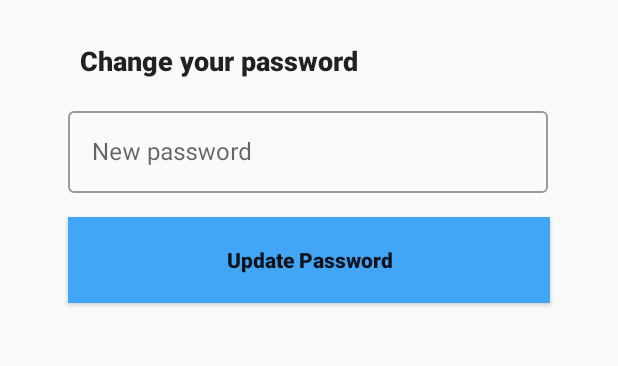
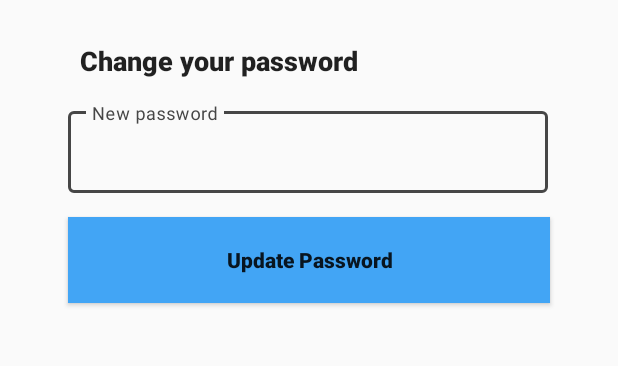
Before and after one commit to QuynhAi/uDeal, an Android app: the fragment ChangePasswordFragment placed in its activity, after a tap on "Update Password", on a phone screen of 412 x 824 dp, the part 327-693 px from its top. Run offline under Robolectric (Android 15) with nearby library versions, the phone set to English and light mode, and no system bars.

Commit message:
fixed login

```diff
--- a/app/src/main/java/edu/tacoma/uw/udeal/ChangePasswordFragment.java
+++ b/app/src/main/java/edu/tacoma/uw/udeal/ChangePasswordFragment.java
@@ -13,6 +13,7 @@ import androidx.appcompat.app.AppCompatActivity;
 import androidx.appcompat.widget.Toolbar;
 import androidx.fragment.app.Fragment;
 
+import android.text.TextUtils;
 import android.util.Log;
 import android.view.LayoutInflater;
 import android.view.Menu;
@@ -35,6 +36,7 @@ import java.net.URL;
 
 import model.EmailItem;
 import model.NewPassEmail;
+import model.UserRegister;
 
 
 /**
@@ -85,7 +87,13 @@ public class ChangePasswordFragment extends Fragment {
         updateBtn.setOnClickListener(new View.OnClickListener(){
             public void onClick(View v){
                 String password = myPassword.getText().toString();
-                onUpdatePassword(password);
+                if (TextUtils.isEmpty(password) || password.length() < 6){
+                    Toast.makeText(v.getContext(), "Enter valid password (at least 6 characters)",
+                            Toast.LENGTH_LONG).show();
+                    myPassword.requestFocus();
+                } else {
+                    onUpdatePassword(password);
+                }
             }
         });
         return view;
@@ -169,6 +177,7 @@ public class ChangePasswordFragment extends Fragment {
                     String email = settings.getString(getString(R.string.email), "");
                     NewPassEmail item = new NewPassEmail(name, email);
                     emailNotice(item);
+                    myPassword.setText("");
                     Toast.makeText(getActivity(), "Password updated successfully.", Toast.LENGTH_SHORT).show();
                 } else {
                     Toast.makeText(getActivity(), "Password update was unsuccessful.", Toast.LENGTH_SHORT).show();
```
Also changed, not shown: app/src/main/java/edu/tacoma/uw/udeal/AddNewUser.java (+13 -2 lines), app/src/main/java/edu/tacoma/uw/udeal/InviteFriends.java (+9 -3 lines).
